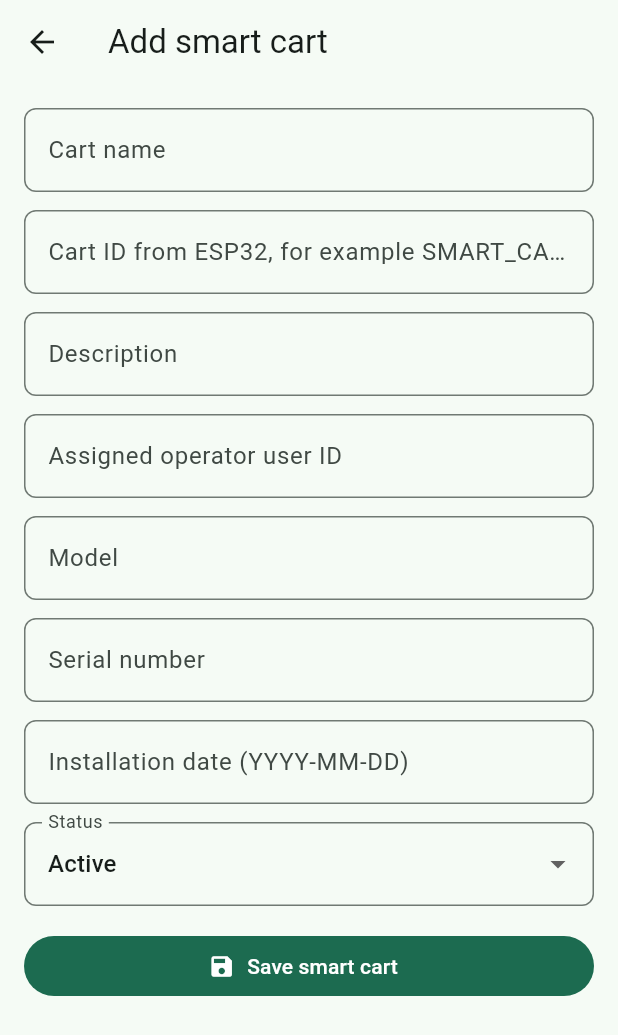
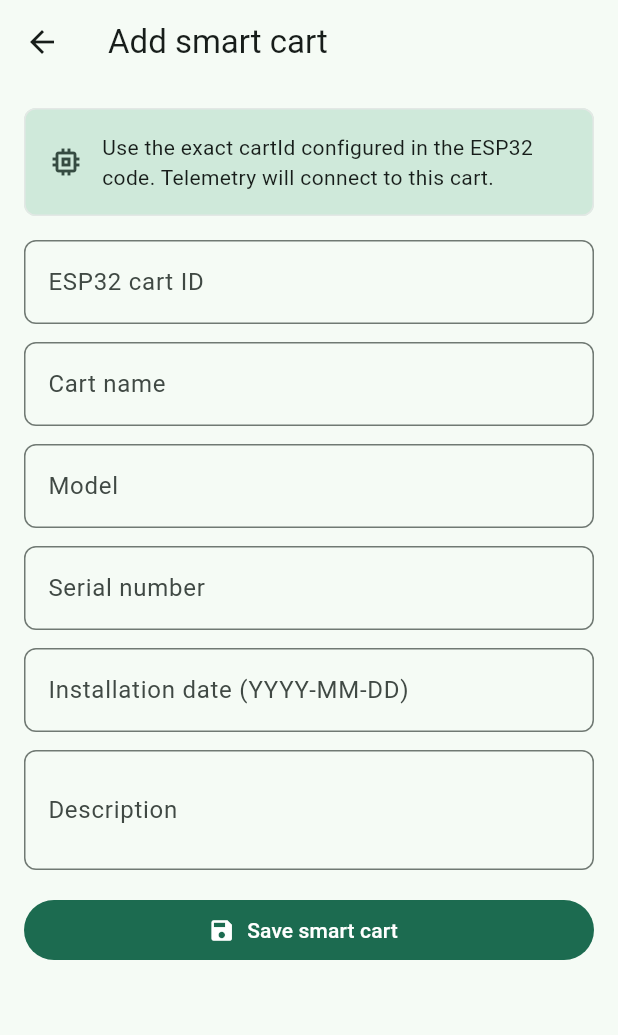
Before and after one commit to Ommymax/smartcart, a Flutter app: the AppScaffold screen opened directly, item 2 of the bottom bar chosen, after a tap on "Add smart cart", on a phone screen of 412 x 824 dp. Shown: the top 1035 px of the screen. Run offline on Flutter 3.47's test engine with Material 3 defaults, Android fonts, the phone set to English and light mode, and no system bars; our stand-ins replace fl_chart, google_maps_flutter, shared_preferences, socket_io_client; accounts and stored records are empty.

Commit message:
Improve mobile cart onboarding and location view

```diff
--- a/mobile-app/lib/features/carts/cart_list_screen.dart
+++ b/mobile-app/lib/features/carts/cart_list_screen.dart
@@ -37,65 +37,137 @@ class _CartListScreenState extends State<CartListScreen> {
       return text && matches;
     }).toList();
 
-    return Column(
+    return Scaffold(
+      floatingActionButton: FloatingActionButton.extended(
+        onPressed: _openAddCart,
+        icon: const Icon(Icons.add),
+        label: const Text('Add cart'),
+      ),
+      body: Column(
         children: [
           Padding(
             padding: const EdgeInsets.all(16),
-          child: Wrap(
-            spacing: 12,
-            runSpacing: 12,
-            crossAxisAlignment: WrapCrossAlignment.center,
+            child: Column(
               children: [
-              SizedBox(
-                width: 320,
-                child: TextField(
+                TextField(
                   decoration: const InputDecoration(prefixIcon: Icon(Icons.search), labelText: 'Search carts'),
                   onChanged: (value) => setState(() => query = value),
                 ),
-              ),
+                const SizedBox(height: 12),
                 DropdownMenu<String>(
+                  width: double.infinity,
                   initialSelection: filter,
                   onSelected: (value) => setState(() => filter = value ?? 'All'),
                   dropdownMenuEntries: const ['All', 'Online', 'Offline', 'Moving', 'Stopped', 'Low battery', 'Sensor failure']
                       .map((value) => DropdownMenuEntry(value: value, label: value))
                       .toList(),
                 ),
-              FilledButton.icon(
-                onPressed: () => Navigator.of(context).push(MaterialPageRoute(builder: (_) => const CartRegistrationScreen())),
-                icon: const Icon(Icons.add),
-                label: const Text('Add smart cart'),
-              ),
               ],
             ),
           ),
           Expanded(
             child: filtered.isEmpty
-              ? const EmptyView(message: 'No carts yet. Use Add smart cart to enter the ESP32 cart ID and details.')
+                ? _NoCartView(onAdd: _openAddCart)
                 : ListView.separated(
-                  padding: const EdgeInsets.all(16),
+                    padding: const EdgeInsets.fromLTRB(16, 0, 16, 96),
                     itemCount: filtered.length,
                     separatorBuilder: (_, __) => const SizedBox(height: 12),
                     itemBuilder: (context, index) {
                       final cart = filtered[index];
                       final t = provider.latestTelemetry[cart.cartId];
                       return Card(
-                      child: ListTile(
-                        leading: Icon(cart.isOnline ? Icons.wifi : Icons.wifi_off, color: cart.isOnline ? Colors.green : Colors.red),
-                        title: Text(cart.cartName),
-                        subtitle: Text('${cart.cartId} • ${t?.motionStatus ?? 'No telemetry'} • sensors ${t == null ? 'unavailable' : 'health checked'}'),
-                        trailing: t == null
-                            ? const Text('No data')
-                            : SizedBox(
-                                width: 90,
-                                child: LinearProgressIndicator(value: t.batteryPercentage / 100, minHeight: 8),
+                        child: Padding(
+                          padding: const EdgeInsets.all(12),
+                          child: Column(
+                            crossAxisAlignment: CrossAxisAlignment.start,
+                            children: [
+                              ListTile(
+                                contentPadding: EdgeInsets.zero,
+                                leading: CircleAvatar(
+                                  backgroundColor: cart.isOnline ? Colors.green.shade100 : Colors.red.shade100,
+                                  child: Icon(cart.isOnline ? Icons.wifi : Icons.wifi_off, color: cart.isOnline ? Colors.green : Colors.red),
                                 ),
+                                title: Text(cart.cartName, style: Theme.of(context).textTheme.titleMedium),
+                                subtitle: Text('${cart.cartId} - ${t?.motionStatus ?? 'No telemetry yet'}'),
+                                trailing: const Icon(Icons.chevron_right),
                                 onTap: () => Navigator.of(context).push(MaterialPageRoute(builder: (_) => CartDetailScreen(cart: cart))),
+                              ),
+                              const SizedBox(height: 8),
+                              Row(
+                                children: [
+                                  Expanded(child: _MiniStatus(label: 'Battery', value: t == null ? '--' : '${t.batteryPercentage}%')),
+                                  Expanded(child: _MiniStatus(label: 'Radio', value: t?.radioConnected == true ? 'OK' : 'No data')),
+                                  Expanded(child: _MiniStatus(label: 'GPS', value: t?.locationAvailable == true ? 'Ready' : 'No GPS')),
+                                ],
+                              ),
+                              if (t != null) ...[
+                                const SizedBox(height: 10),
+                                LinearProgressIndicator(value: t.batteryPercentage / 100, minHeight: 8),
+                              ],
+                            ],
+                          ),
                         ),
                       );
                     },
                   ),
           ),
         ],
+      ),
+    );
+  }
+
+  void _openAddCart() {
+    Navigator.of(context).push(MaterialPageRoute(builder: (_) => const CartRegistrationScreen()));
+  }
+}
+
+class _NoCartView extends StatelessWidget {
+  const _NoCartView({required this.onAdd});
+  final VoidCallback onAdd;
+
+  @override
+  Widget build(BuildContext context) {
+    return Center(
+      child: Padding(
+        padding: const EdgeInsets.all(24),
+        child: Card(
+          child: Padding(
+            padding: const EdgeInsets.all(20),
+            child: Column(
+              mainAxisSize: MainAxisSize.min,
+              children: [
+                Icon(Icons.add_shopping_cart, size: 56, color: Theme.of(context).colorScheme.primary),
+                const SizedBox(height: 12),
+                Text('No smart cart connected', style: Theme.of(context).textTheme.titleLarge, textAlign: TextAlign.center),
+                const SizedBox(height: 8),
+                const Text(
+                  'Enter the cart ID from your ESP32 firmware. When the ESP32 sends telemetry, battery, motion, sensor, and location data will appear here.',
+                  textAlign: TextAlign.center,
+                ),
+                const SizedBox(height: 16),
+                FilledButton.icon(onPressed: onAdd, icon: const Icon(Icons.add), label: const Text('Add smart cart')),
+              ],
+            ),
+          ),
+        ),
+      ),
     );
   }
 }
+
+class _MiniStatus extends StatelessWidget {
+  const _MiniStatus({required this.label, required this.value});
+  final String label;
+  final String value;
+
+  @override
+  Widget build(BuildContext context) {
+    return Column(
+      crossAxisAlignment: CrossAxisAlignment.start,
+      children: [
+        Text(label, style: Theme.of(context).textTheme.labelSmall),
+        Text(value, maxLines: 1, overflow: TextOverflow.ellipsis, style: Theme.of(context).textTheme.labelLarge),
+      ],
+    );
+  }
+}
--- a/mobile-app/lib/features/carts/cart_registration_screen.dart
+++ b/mobile-app/lib/features/carts/cart_registration_screen.dart
@@ -21,9 +21,12 @@ class _CartRegistrationScreenState extends State<CartRegistrationScreen> {
   final assignedUserId = TextEditingController();
   String status = 'active';
   bool saving = false;
+  String? error;
 
   @override
   Widget build(BuildContext context) {
+    final isAdmin = context.watch<AuthProvider>().userRole == 'administrator';
+
     return Scaffold(
       appBar: AppBar(title: const Text('Add smart cart')),
       body: Form(
@@ -31,13 +34,25 @@ class _CartRegistrationScreenState extends State<CartRegistrationScreen> {
         child: ListView(
           padding: const EdgeInsets.all(16),
           children: [
-            TextFormField(controller: name, decoration: const InputDecoration(labelText: 'Cart name'), validator: required),
+            Card(
+              color: Theme.of(context).colorScheme.secondaryContainer,
+              child: Padding(
+                padding: const EdgeInsets.all(16),
+                child: Row(
+                  children: [
+                    Icon(Icons.memory, color: Theme.of(context).colorScheme.onSecondaryContainer),
+                    const SizedBox(width: 12),
+                    const Expanded(
+                      child: Text('Use the exact cartId configured in the ESP32 code. Telemetry will connect to this cart.'),
+                    ),
+                  ],
+                ),
+              ),
+            ),
+            const SizedBox(height: 16),
+            TextFormField(controller: id, decoration: const InputDecoration(labelText: 'ESP32 cart ID', hintText: 'SMART_CART_001'), validator: required),
             const SizedBox(height: 12),
-            TextFormField(controller: id, decoration: const InputDecoration(labelText: 'Cart ID from ESP32, for example SMART_CART_001'), validator: required),
-            const SizedBox(height: 12),
-            TextFormField(controller: description, decoration: const InputDecoration(labelText: 'Description')),
-            const SizedBox(height: 12),
-            TextFormField(controller: assignedUserId, decoration: const InputDecoration(labelText: 'Assigned operator user ID')),
+            TextFormField(controller: name, decoration: const InputDecoration(labelText: 'Cart name', hintText: 'Entrance Cart 1'), validator: required),
             const SizedBox(height: 12),
             TextFormField(controller: model, decoration: const InputDecoration(labelText: 'Model')),
             const SizedBox(height: 12),
@@ -45,26 +60,53 @@ class _CartRegistrationScreenState extends State<CartRegistrationScreen> {
             const SizedBox(height: 12),
             TextFormField(controller: installationDate, decoration: const InputDecoration(labelText: 'Installation date (YYYY-MM-DD)')),
             const SizedBox(height: 12),
-            DropdownButtonFormField(initialValue: status, decoration: const InputDecoration(labelText: 'Status'), items: const [
+            TextFormField(controller: description, minLines: 2, maxLines: 3, decoration: const InputDecoration(labelText: 'Description')),
+            if (isAdmin) ...[
+              const SizedBox(height: 12),
+              TextFormField(controller: assignedUserId, decoration: const InputDecoration(labelText: 'Assigned operator user ID')),
+              const SizedBox(height: 12),
+              DropdownButtonFormField(
+                initialValue: status,
+                decoration: const InputDecoration(labelText: 'Status'),
+                items: const [
                   DropdownMenuItem(value: 'active', child: Text('Active')),
                   DropdownMenuItem(value: 'disabled', child: Text('Disabled')),
-            ], onChanged: (value) => setState(() => status = value ?? 'active')),
+                ],
+                onChanged: (value) => setState(() => status = value ?? 'active'),
+              ),
+            ],
+            if (error != null) ...[
+              const SizedBox(height: 12),
+              Text(error!, style: TextStyle(color: Theme.of(context).colorScheme.error)),
+            ],
             const SizedBox(height: 16),
             FilledButton.icon(
-              onPressed: saving
-                  ? null
-                  : () async {
+              onPressed: saving ? null : _save,
+              icon: saving ? const SizedBox(width: 18, height: 18, child: CircularProgressIndicator(strokeWidth: 2)) : const Icon(Icons.save),
+              label: const Text('Save smart cart'),
+            ),
+          ],
+        ),
+      ),
+    );
+  }
+
+  Future<void> _save() async {
     if (!formKey.currentState!.validate()) return;
-                      setState(() => saving = true);
+    setState(() {
+      saving = true;
+      error = null;
+    });
+    try {
       final auth = context.read<AuthProvider>();
       final body = {
-                        'cartName': name.text,
-                        'cartId': id.text,
-                        'description': description.text,
-                        'assignedUserId': assignedUserId.text.isEmpty ? null : assignedUserId.text,
-                        'model': model.text,
-                        'serialNumber': serial.text,
-                        'installationDate': installationDate.text.isEmpty ? null : installationDate.text,
+        'cartName': name.text.trim(),
+        'cartId': id.text.trim(),
+        'description': description.text.trim(),
+        'assignedUserId': assignedUserId.text.trim().isEmpty ? null : assignedUserId.text.trim(),
+        'model': model.text.trim(),
+        'serialNumber': serial.text.trim(),
+        'installationDate': installationDate.text.trim().isEmpty ? null : installationDate.text.trim(),
         'status': status,
       };
       if (auth.userRole == 'administrator') {
@@ -73,14 +115,11 @@ class _CartRegistrationScreenState extends State<CartRegistrationScreen> {
         await context.read<CartProvider>().createMyCart(body);
       }
       if (mounted) Navigator.pop(context);
-                    },
-              icon: const Icon(Icons.save),
-              label: const Text('Save smart cart'),
-            ),
-          ],
-        ),
-      ),
-    );
+    } catch (e) {
+      setState(() => error = e.toString());
+    } finally {
+      if (mounted) setState(() => saving = false);
+    }
   }
 
   String? required(String? value) => value == null || value.trim().isEmpty ? 'Required' : null;
--- a/mobile-app/lib/features/dashboard/dashboard_screen.dart
+++ b/mobile-app/lib/features/dashboard/dashboard_screen.dart
@@ -2,6 +2,7 @@ import 'package:flutter/material.dart';
 import 'package:provider/provider.dart';
 import '../../shared/widgets/state_views.dart';
 import '../alerts/alert_provider.dart';
+import '../carts/cart_registration_screen.dart';
 import '../carts/cart_provider.dart';
 
 class DashboardScreen extends StatelessWidget {
@@ -42,6 +43,34 @@ class DashboardScreen extends StatelessWidget {
       child: ListView(
         padding: const EdgeInsets.all(16),
         children: [
+          Card(
+            color: Theme.of(context).colorScheme.primaryContainer,
+            child: Padding(
+              padding: const EdgeInsets.all(16),
+              child: Row(
+                children: [
+                  Icon(Icons.add_shopping_cart, color: Theme.of(context).colorScheme.onPrimaryContainer),
+                  const SizedBox(width: 12),
+                  Expanded(
+                    child: Column(
+                      crossAxisAlignment: CrossAxisAlignment.start,
+                      children: [
+                        Text('Connect ESP32 smart cart', style: Theme.of(context).textTheme.titleMedium),
+                        const Text('Add the cart ID used in your ESP32 firmware.'),
+                      ],
+                    ),
+                  ),
+                  const SizedBox(width: 8),
+                  FilledButton.icon(
+                    onPressed: () => Navigator.of(context).push(MaterialPageRoute(builder: (_) => const CartRegistrationScreen())),
+                    icon: const Icon(Icons.add),
+                    label: const Text('Add'),
+                  ),
+                ],
+              ),
+            ),
+          ),
+          const SizedBox(height: 16),
           Wrap(
             spacing: 12,
             runSpacing: 12,
@@ -53,7 +82,7 @@ class DashboardScreen extends StatelessWidget {
           ...all.take(5).map((cart) => ListTile(
                 leading: Icon(cart.isOnline ? Icons.check_circle : Icons.cancel, color: cart.isOnline ? Colors.green : Colors.red),
                 title: Text(cart.cartName),
-                subtitle: Text('${cart.cartId} • ${carts.latestTelemetry[cart.cartId]?.motionStatus ?? 'No telemetry'}'),
+                subtitle: Text('${cart.cartId} - ${carts.latestTelemetry[cart.cartId]?.motionStatus ?? 'No telemetry'}'),
                 trailing: Text('${carts.latestTelemetry[cart.cartId]?.batteryPercentage ?? 0}%'),
               )),
           const SizedBox(height: 20),
@@ -62,7 +91,7 @@ class DashboardScreen extends StatelessWidget {
           ...alerts.alerts.take(5).map((alert) => ListTile(
                 leading: const Icon(Icons.warning_amber),
                 title: Text(alert.message),
-                subtitle: Text('${alert.cartId} • ${alert.severity}'),
+                subtitle: Text('${alert.cartId} - ${alert.severity}'),
               )),
         ],
       ),
@@ -79,7 +108,7 @@ class _SummaryCard extends StatelessWidget {
   @override
   Widget build(BuildContext context) {
     return SizedBox(
-      width: 190,
+      width: MediaQuery.sizeOf(context).width < 520 ? double.infinity : 190,
       child: Card(
         child: Padding(
           padding: const EdgeInsets.all(16),
--- a/mobile-app/lib/shared/widgets/app_scaffold.dart
+++ b/mobile-app/lib/shared/widgets/app_scaffold.dart
@@ -2,6 +2,7 @@ import 'package:flutter/material.dart';
 import '../../features/auth/auth_provider.dart';
 import '../../features/dashboard/dashboard_screen.dart';
 import '../../features/carts/cart_list_screen.dart';
+import '../../features/carts/fleet_location_screen.dart';
 import '../../features/alerts/alerts_screen.dart';
 import '../../features/analytics/analytics_screen.dart';
 import '../../features/settings/settings_screen.dart';
@@ -20,6 +21,7 @@ class _AppScaffoldState extends State<AppScaffold> {
   final screens = const [
     DashboardScreen(),
     CartListScreen(),
+    FleetLocationScreen(),
     AlertsScreen(),
     AnalyticsScreen(),
     SettingsScreen(),
@@ -31,6 +33,7 @@ class _AppScaffoldState extends State<AppScaffold> {
     final destinations = [
       const NavigationDestination(icon: Icon(Icons.dashboard_outlined), selectedIcon: Icon(Icons.dashboard), label: 'Dashboard'),
       const NavigationDestination(icon: Icon(Icons.shopping_cart_outlined), selectedIcon: Icon(Icons.shopping_cart), label: 'Carts'),
+      const NavigationDestination(icon: Icon(Icons.location_on_outlined), selectedIcon: Icon(Icons.location_on), label: 'Location'),
       const NavigationDestination(icon: Icon(Icons.notifications_outlined), selectedIcon: Icon(Icons.notifications), label: 'Alerts'),
       const NavigationDestination(icon: Icon(Icons.analytics_outlined), selectedIcon: Icon(Icons.analytics), label: 'Analytics'),
       const NavigationDestination(icon: Icon(Icons.settings_outlined), selectedIcon: Icon(Icons.settings), label: 'Settings'),
@@ -41,7 +44,7 @@ class _AppScaffoldState extends State<AppScaffold> {
         final wide = constraints.maxWidth >= 900;
         return Scaffold(
           appBar: AppBar(
-            title: Text('SmartCart Manager${auth.userRole == null ? '' : ' • ${auth.userRole}'}'),
+            title: Text('SmartCart${auth.userRole == null ? '' : ' - ${auth.userRole}'}'),
             actions: [
               IconButton(
                 tooltip: 'Refresh',
```
Also changed, not shown: mobile-app/lib/features/carts/fleet_location_screen.dart (added, +147 -0 lines). Lines whose indentation alone changed are shown as unchanged.
